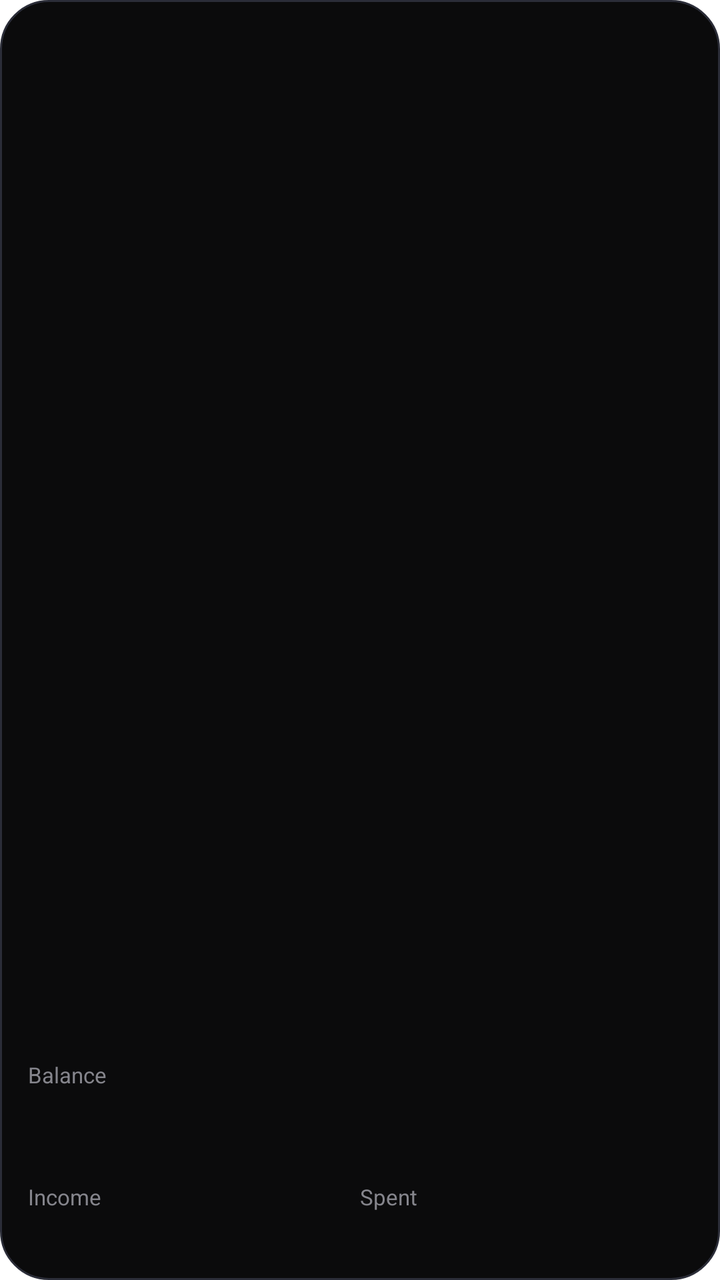
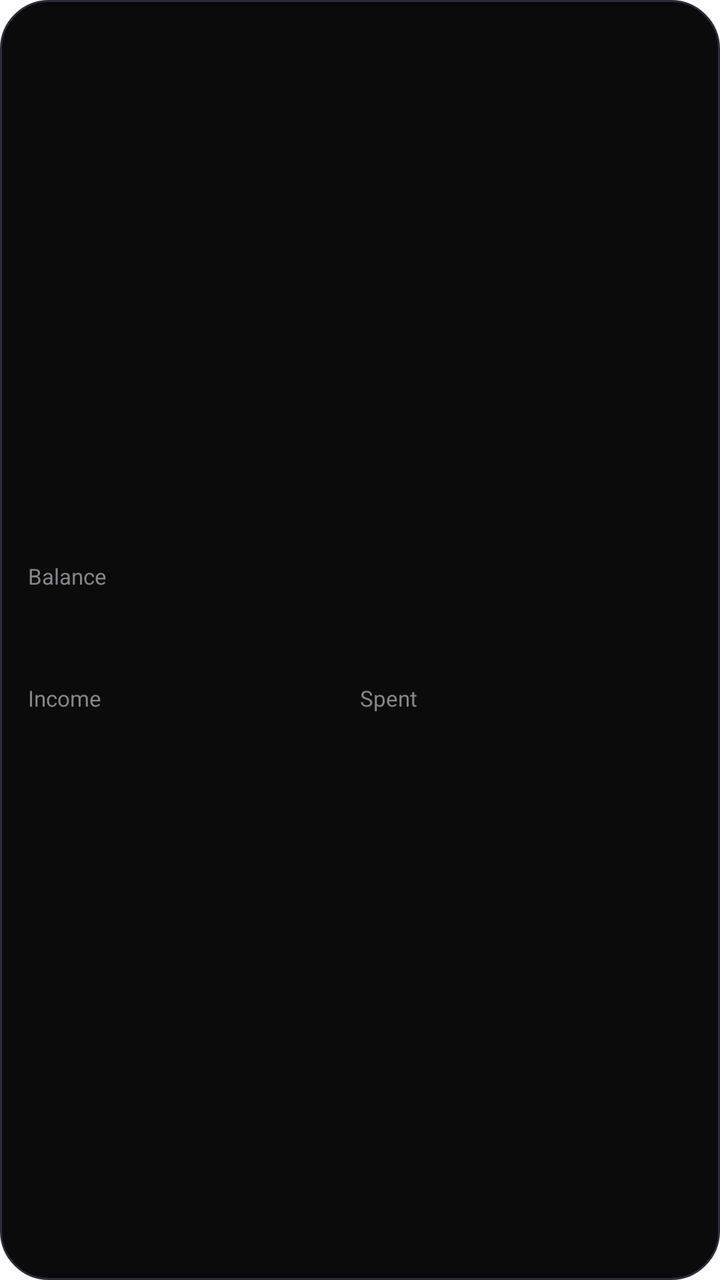

Before-and-after screenshots of an Android layout around one commit, followed by the original layout XML and the change that was made.
<!-- AndroidManifest.xml: fallback theme Theme.MaterialComponents.DayNight.NoActionBar -->
<!-- res/layout/cf_widget_summary.xml -->
<?xml version="1.0" encoding="utf-8"?>
<LinearLayout xmlns:android="http://schemas.android.com/apk/res/android"
  android:id="@+id/cf_root"
  android:layout_width="match_parent"
  android:layout_height="match_parent"
  android:orientation="vertical"
  android:padding="14dp"
  android:background="@drawable/cf_widget_bg">

  <TextView
    android:id="@+id/cf_header"
    android:layout_width="wrap_content"
    android:layout_height="wrap_content"
    android:textColor="@color/cf_widget_text2"
    android:textSize="13sp"
    android:fontFamily="sans-serif-medium"
    android:maxLines="1" />

  <LinearLayout
    android:id="@+id/cf_content"
    android:layout_width="match_parent"
    android:layout_height="0dp"
    android:layout_weight="1"
    android:orientation="vertical"
    android:gravity="bottom">

    <TextView
      android:layout_width="wrap_content"
      android:layout_height="wrap_content"
      android:text="Balance"
      android:textColor="@color/cf_widget_text3"
      android:textSize="11sp" />

    <TextView
      android:id="@+id/cf_balance"
      android:layout_width="match_parent"
      android:layout_height="wrap_content"
      android:textColor="@color/cf_widget_text"
      android:textSize="30sp"
      android:fontFamily="sans-serif-medium"
      android:textStyle="bold"
      android:maxLines="1" />

    <LinearLayout
      android:layout_width="match_parent"
      android:layout_height="wrap_content"
      android:layout_marginTop="6dp"
      android:orientation="horizontal">

      <LinearLayout
        android:id="@+id/cf_income_col"
        android:layout_width="0dp"
        android:layout_height="wrap_content"
        android:layout_weight="1"
        android:orientation="vertical">
        <TextView
          android:layout_width="wrap_content"
          android:layout_height="wrap_content"
          android:text="Income"
          android:textColor="@color/cf_widget_text3"
          android:textSize="11sp" />
        <TextView
          android:id="@+id/cf_income"
          android:layout_width="wrap_content"
          android:layout_height="wrap_content"
          android:textColor="@color/cf_widget_text"
          android:textSize="15sp"
          android:maxLines="1" />
      </LinearLayout>

      <LinearLayout
        android:id="@+id/cf_spent_col"
        android:layout_width="0dp"
        android:layout_height="wrap_content"
        android:layout_weight="1"
        android:orientation="vertical">
        <TextView
          android:layout_width="wrap_content"
          android:layout_height="wrap_content"
          android:text="Spent"
          android:textColor="@color/cf_widget_text3"
          android:textSize="11sp" />
        <TextView
          android:id="@+id/cf_spent"
          android:layout_width="wrap_content"
          android:layout_height="wrap_content"
          android:textColor="@color/cf_widget_text"
          android:textSize="15sp"
          android:maxLines="1" />
      </LinearLayout>
    </LinearLayout>
  </LinearLayout>

  <TextView
    android:id="@+id/cf_message"
    android:layout_width="match_parent"
    android:layout_height="0dp"
    android:layout_weight="1"
    android:gravity="center"
    android:text="Open CoinFlow to set up"
    android:textColor="@color/cf_widget_text2"
    android:textSize="14sp"
    android:visibility="gone" />
</LinearLayout>
<!-- resources referenced by this layout -->
<resources>
  <color name="cf_widget_text">#F5F5F2</color>
  <color name="cf_widget_text2">#9A9AA1</color>
  <color name="cf_widget_text3">#85858C</color>
  <!-- drawable cf_widget_bg (drawable) -->
  <?xml version="1.0" encoding="utf-8"?>
  <shape xmlns:android="http://schemas.android.com/apk/res/android" android:shape="rectangle">
    <solid android:color="@color/cf_widget_bg" />
    <stroke android:width="1dp" android:color="@color/cf_widget_hairline" />
    <corners android:radius="24dp" />
  </shape>
  <color name="cf_widget_bg">#0B0B0C</color>
  <color name="cf_widget_hairline">#2B2D38</color>
</resources>

<!-- the commit's change to res/layout/cf_widget_summary.xml (unified diff, before → after) -->
@@ -22,7 +22,7 @@
     android:layout_height="0dp"
     android:layout_weight="1"
     android:orientation="vertical"
-    android:gravity="bottom">
+    android:gravity="center_vertical">
 
     <TextView
       android:layout_width="wrap_content"
